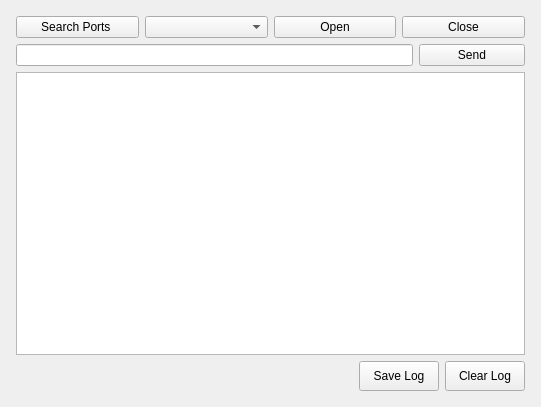
The window that uibasic.ui (tech-living/ComportFree) describes before a commit, drawn with Qt 5.
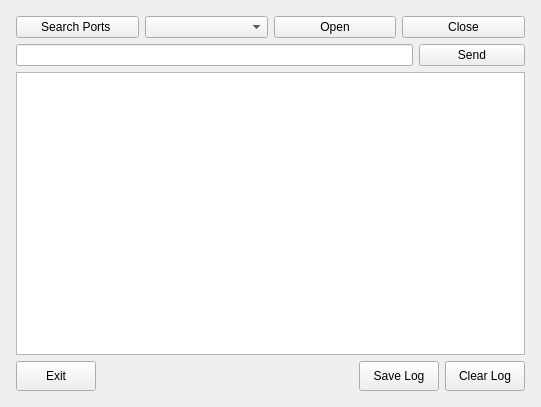
The same window after the commit.

Commit message: // Add Exit button // Add UI widget for settings

```diff
--- a/uibasic.ui
+++ b/uibasic.ui
@@ -88,6 +88,19 @@
      </item>
      <item>
       <layout class="QHBoxLayout" name="hLayout_BtnLog">
+       <item>
+        <widget class="QPushButton" name="btnClose">
+         <property name="minimumSize">
+          <size>
+           <width>0</width>
+           <height>30</height>
+          </size>
+         </property>
+         <property name="text">
+          <string>Exit</string>
+         </property>
+        </widget>
+       </item>
        <item>
         <spacer name="horizontalSpacer">
          <property name="orientation">
```
The commit also changes 8 other files.
